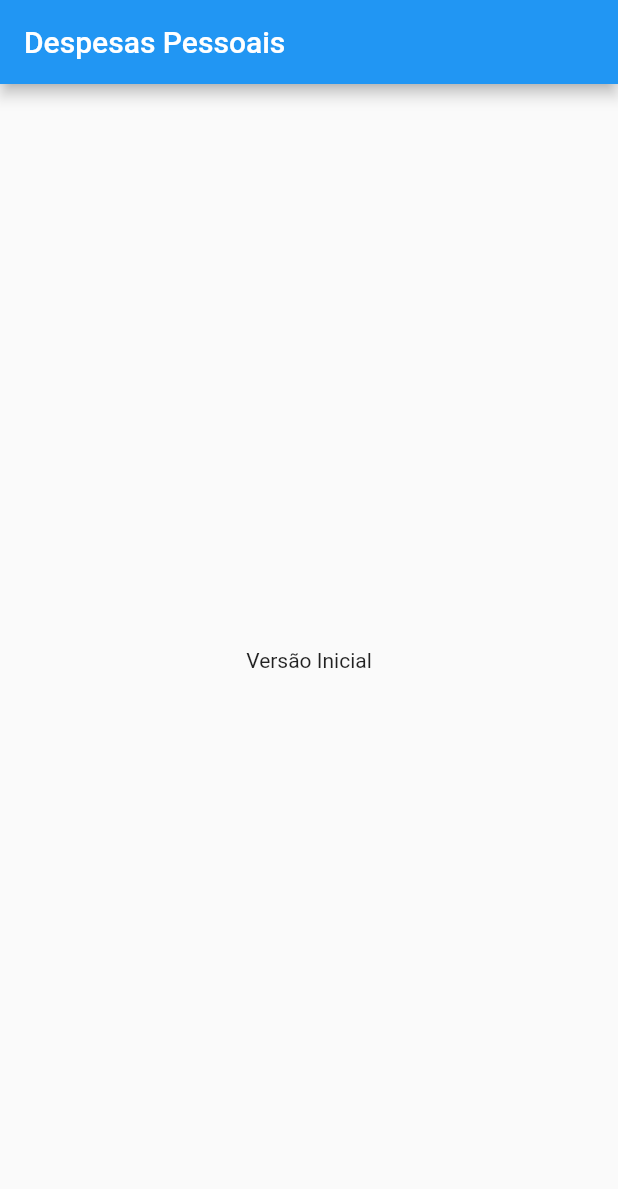
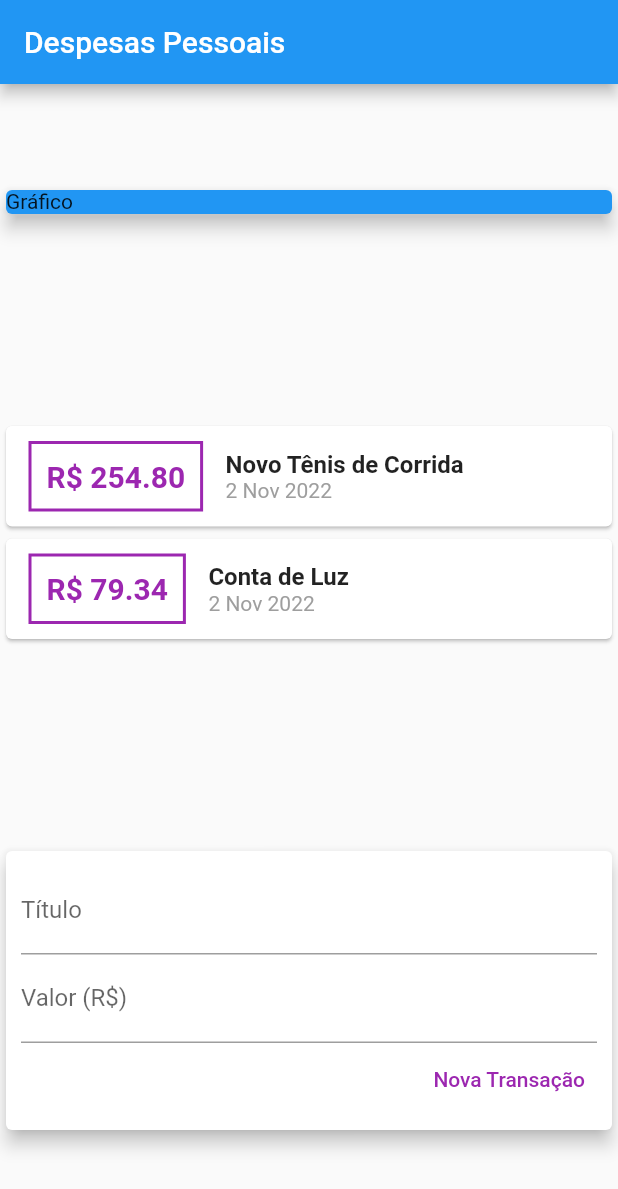
Before and after one commit to ericbcosta/expensesFlutter, a Flutter app: the screen it shows after launch, on a phone screen of 412 x 824 dp. Shown: the top 1189 px of the screen. Run offline on Flutter 3.47's test engine with Material 2 defaults, Android fonts, the phone set to English and light mode, and no system bars.

Commit message:
criando o text field da transação

```diff
--- a/lib/main.dart
+++ b/lib/main.dart
@@ -1,4 +1,6 @@
+import './models/transaction.dart';
 import 'package:flutter/material.dart';
+import 'package:intl/intl.dart';
 
 main() => runApp(ExpensesApp());
 
@@ -15,7 +17,23 @@ class ExpensesApp extends StatelessWidget {
 }
 
 class MyHomePage extends StatelessWidget {
-  const MyHomePage({super.key});
+  final titleController = TextEditingController();
+  final valueController = TextEditingController();
+
+  final _transactions = [
+    Transaction(
+      id: 't1',
+      title: 'Novo Tênis de Corrida',
+      value: 254.80,
+      date: DateTime.now(),
+    ),
+    Transaction(
+      id: 't2',
+      title: 'Conta de Luz',
+      value: 79.34,
+      date: DateTime.now(),
+    ),
+  ];
 
   @override
   Widget build(BuildContext context) {
@@ -23,8 +41,119 @@ class MyHomePage extends StatelessWidget {
       appBar: AppBar(
         title: Text('Despesas Pessoais'),
       ),
-      body: Center(
-        child: Text('Versão Inicial'),
+      body: Column(
+        mainAxisAlignment: MainAxisAlignment.spaceAround,
+        crossAxisAlignment: CrossAxisAlignment.stretch,
+        children: <Widget>[
+          Container(
+            child: Card(
+              color: Colors.blue,
+              child: Text(
+                'Gráfico',
+              ),
+              elevation: 5,
+            ),
+          ),
+          Column(
+            children: _transactions.map((tr) {
+              return Card(
+                child: Row(
+                  children: [
+                    Container(
+                      margin:
+                          EdgeInsets.symmetric(horizontal: 15, vertical: 10),
+                      decoration: BoxDecoration(
+                        border: Border.all(
+                          color: Colors.purple,
+                          width: 2,
+                        ),
+                      ),
+                      padding: EdgeInsets.all(10),
+                      child: Text(
+                        'R\$ ${tr.value.toStringAsFixed(2)}',
+                        style: TextStyle(
+                            fontWeight: FontWeight.bold,
+                            fontSize: 20,
+                            color: Colors.purple),
+                      ),
+                    ),
+                    Column(
+                      crossAxisAlignment: CrossAxisAlignment.start,
+                      children: [
+                        Text(
+                          tr.title,
+                          style: TextStyle(
+                            fontWeight: FontWeight.bold,
+                            fontSize: 16,
+                          ),
+                        ),
+                        Text(
+                          DateFormat('d MMM y').format(tr.date),
+                          style: TextStyle(
+                            color: Colors.grey,
+                          ),
+                        )
+                      ],
+                    )
+                  ],
+                ),
+              );
+            }).toList(),
+          ),
+          Card(
+            elevation: 5,
+            child: Padding(
+              padding: const EdgeInsets.all(
+                10,
+              ),
+              child: Column(
+                children: <Widget>[
+                  TextField(
+                    controller: titleController,
+                    decoration: InputDecoration(
+                      labelText: 'Título',
+                    ),
+                  ),
+                  TextField(
+                    controller: valueController,
+                    decoration: InputDecoration(
+                      labelText: 'Valor (R\$)',
+                    ),
+                  ),
+                  Row(
+                    mainAxisAlignment: MainAxisAlignment.end,
+                    children: [
+                      TextButton(
+                        style: ButtonStyle(
+                          foregroundColor:
+                              MaterialStateProperty.all<Color>(Colors.purple),
+                          overlayColor:
+                              MaterialStateProperty.resolveWith<Color?>(
+                            (Set<MaterialState> states) {
+                              if (states.contains(MaterialState.hovered))
+                                return Colors.red.withOpacity(0.04);
+                              if (states.contains(MaterialState.focused) ||
+                                  states.contains(MaterialState.pressed))
+                                return Colors.greenAccent.withOpacity(0.12);
+                              return null; // Defer to the widget's default.
+                            },
+                          ),
+                        ),
+                        onPressed: () {
+                          print(valueController.text);
+                          print(titleController.text);
+                        },
+                        child: Text(
+                          'Nova Transação',
+                        ),
+                      ),
+                    ],
+                  )
+                ],
+              ),
+            ),
+          )
+        ],
       ),
     );
   }
--- /dev/null
+++ b/lib/models/transaction.dart
@@ -0,0 +1,13 @@
+class Transaction {
+  final String id;
+  final String title;
+  final double value;
+  final DateTime date;
+
+  Transaction({
+    required this.id,
+    required this.title,
+    required this.value,
+    required this.date,
+  });
+}
--- a/pubspec.yaml
+++ b/pubspec.yaml
@@ -31,6 +31,7 @@ environment:
 dependencies:
   flutter:
     sdk: flutter
+  intl: ^0.17.0
 
 
   # The following adds the Cupertino Icons font to your application.
```
Also changed, not shown: pubspec.lock.
